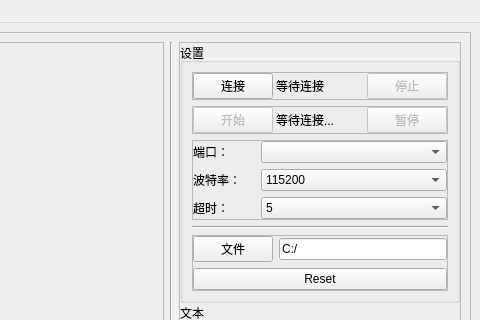
Bayyys/Notes, file AAA/ui/mainWindow.ui: the form before one commit; both pictures show x 623 to 1103 and y 0 to 320 of the 1103 by 829 pixel window.
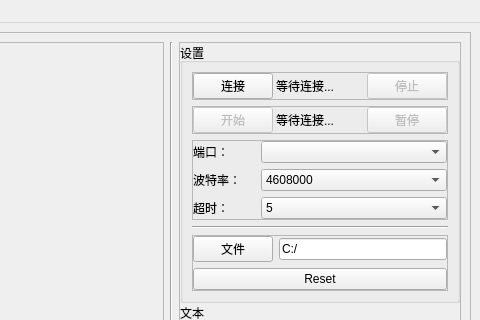
The form after the commit.

```diff
--- a/AAA/ui/mainWindow.ui
+++ b/AAA/ui/mainWindow.ui
@@ -195,7 +195,7 @@
                    <string notr="true"/>
                   </property>
                   <property name="text">
-                   <string>等待连接</string>
+                   <string>等待连接...</string>
                   </property>
                  </widget>
                 </item>
@@ -341,7 +341,7 @@
                    </sizepolicy>
                   </property>
                   <property name="currentIndex">
-                   <number>1</number>
+                   <number>2</number>
                   </property>
                   <item>
                    <property name="text">
@@ -353,6 +353,11 @@
                     <string>115200</string>
                    </property>
                   </item>
+                  <item>
+                   <property name="text">
+                    <string>4608000</string>
+                   </property>
+                  </item>
                  </widget>
                 </item>
                 <item row="0" column="1">
```
Left out of the diff: 6 changed lines with no effect on the pictures.
